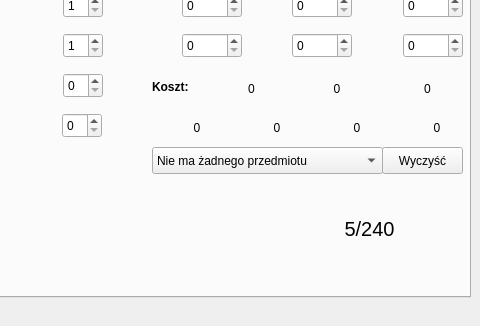
First picture: the form in tribalmain.ui, repository cranCode/tribalToolkit, before the edit; both pictures show x 220 to 700 and y 224 to 550 of the 700 by 550 pixel window.
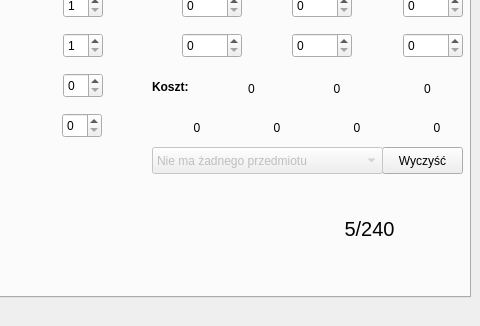
Second picture: the form after the edit. Icons and pictures are not drawn.

What changed in the file:
```diff
--- a/tribalmain.ui
+++ b/tribalmain.ui
@@ -16,8 +16,11 @@
   <property name="windowTitle">
    <string>tribalToolkit</string>
   </property>
-  <property name="autoFillBackground">
-   <bool>true</bool>
+  <property name="layoutDirection">
+   <enum>Qt::LeftToRight</enum>
+  </property>
+  <property name="tabShape">
+   <enum>QTabWidget::Rounded</enum>
   </property>
   <widget class="QWidget" name="centralWidget">
    <widget class="QTabWidget" name="tabWidget">
@@ -1434,6 +1437,9 @@
       </property>
      </widget>
      <widget class="QComboBox" name="comboItems">
+      <property name="enabled">
+       <bool>false</bool>
+      </property>
       <property name="geometry">
        <rect>
         <x>360</x>
```
Left out of the diff: 3 changed lines with no effect on the pictures.
